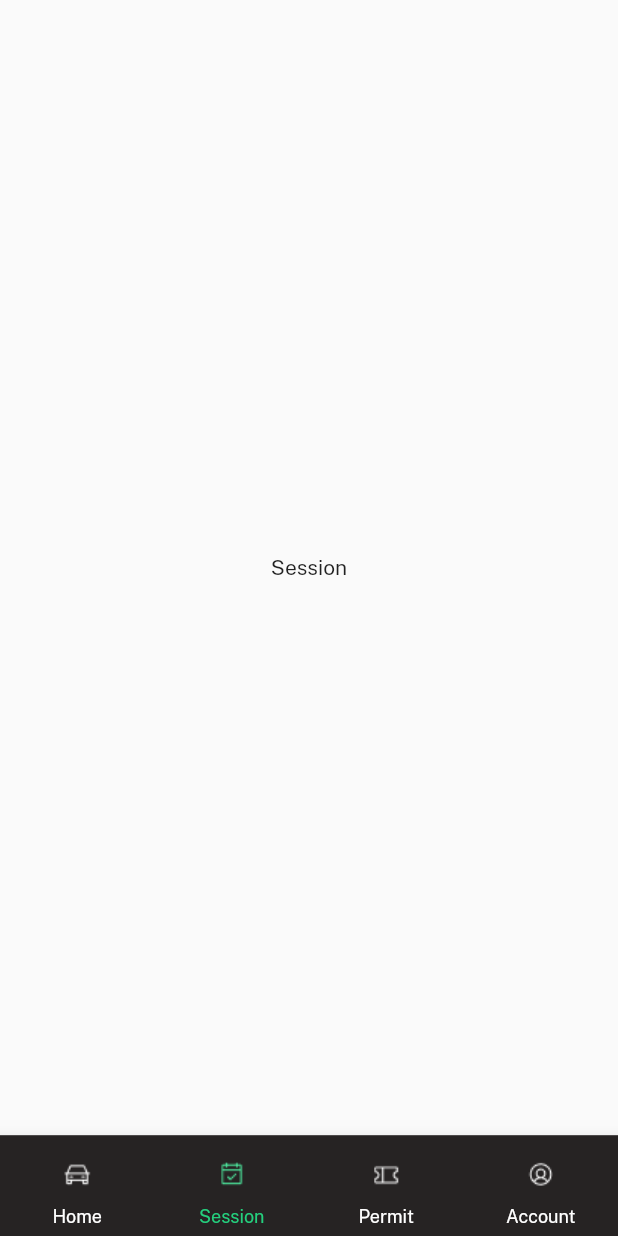
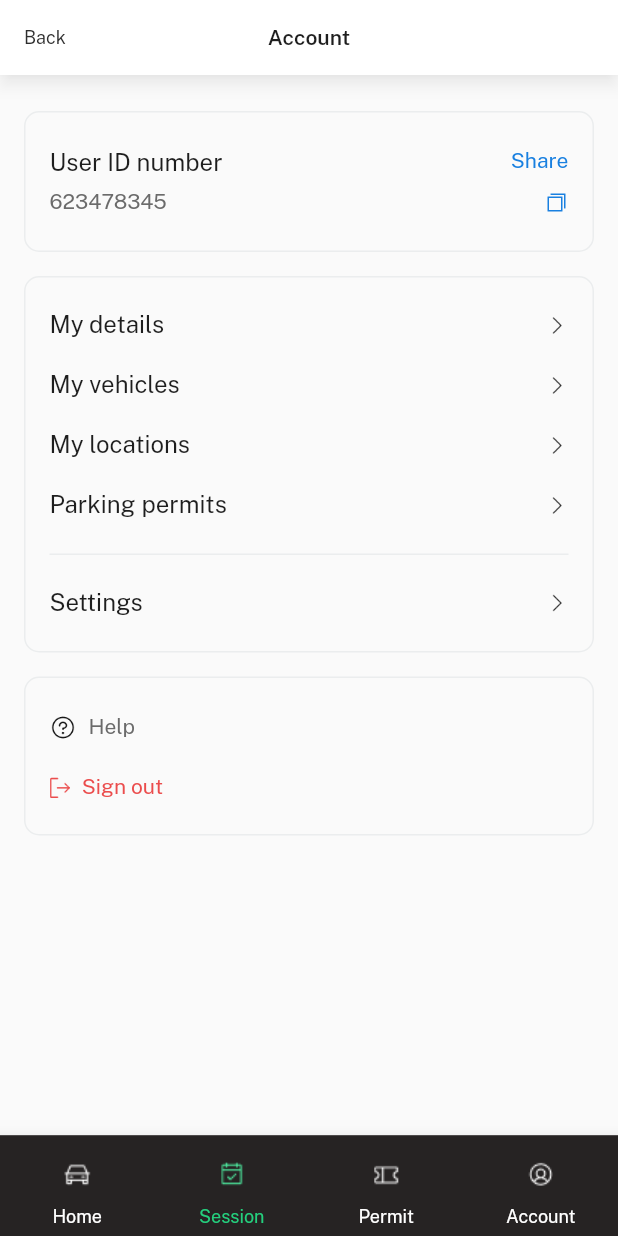
Before and after one commit to Saroja-T/saxnpark-app, a Flutter app: the screen it shows after launch, item 2 of the bottom bar chosen, on a phone screen of 412 x 824 dp. Run offline on Flutter 3.47's test engine with Material 2 defaults, Android fonts, the phone set to English and light mode, and no system bars; our stand-ins replace bloc, equatable, flutter_bloc, fluttertoast, google_maps_flutter; missing offline and left inert: clipboard, google_maps_flutter_android, google_maps_flutter_platform_interface; network calls fail; project files that could hold a hidden picture were left out.

Commit message:
accounts page

```diff
--- a/lib/commons/custom_app_bar.dart
+++ b/lib/commons/custom_app_bar.dart
@@ -1,4 +1,5 @@
 import 'package:flutter/material.dart';
+import 'package:saxnpark_app/utils/styles.dart';
 
 import '../utils/colors.dart';
 
@@ -11,18 +12,47 @@ class CustomAppBar extends StatelessWidget implements PreferredSizeWidget {
   @override
   Widget build(BuildContext context) {
     return AppBar(
+      centerTitle: true,
         backgroundColor: Colors.white,
         shadowColor: AppColors.toolbarShadow,
-        title: Align(
-          alignment: Alignment.bottomCenter,
-          child: Text(
-            title,
-          style: TextStyle(
-            color: AppColors.black2,fontSize: 12.0,fontWeight: FontWeight.w600),),
-        ));
+        title: Text(
+          title,
+        style: TextStyle(
+          color: AppColors.black2,fontSize: 12.0,fontWeight: FontWeight.w600),));
   }
 
   @override
     Size get preferredSize => const Size.fromHeight(50);
 
 }
+
+class CustomAppBarWithBack extends StatelessWidget implements PreferredSizeWidget {
+  final String title;
+  final String backText;
+  const CustomAppBarWithBack({
+    Key? key,
+    required this.title,
+    required this.backText
+  }) : super(key: key);
+  @override
+  Widget build(BuildContext context) {
+    return AppBar(
+      centerTitle: true,
+        backgroundColor: Colors.white,
+        shadowColor: AppColors.toolbarShadow,
+        leading: Align(
+          alignment: Alignment.centerLeft,
+          child: Padding(
+            padding: const EdgeInsets.fromLTRB(16,0,0,0),
+            child: Text(backText,style: customTextStyle(12, FontWeight.w400, AppColors.black5, 1),),
+          )),
+        title: Text(
+          title,
+        style: TextStyle(
+          color: AppColors.black6,fontSize: 14.0,fontWeight: FontWeight.w600),));
+  }
+
+  @override
+    Size get preferredSize => const Size.fromHeight(50);
+
+}
--- /dev/null
+++ b/lib/pages/accounts_page.dart
@@ -0,0 +1,178 @@
+import 'package:flutter/material.dart';
+import 'package:flutter_bloc/flutter_bloc.dart';
+import 'package:saxnpark_app/utils/colors.dart';
+import 'package:saxnpark_app/utils/custom_widgets.dart';
+import 'package:clipboard/clipboard.dart';
+import 'package:fluttertoast/fluttertoast.dart';
+
+import '../bloc/landing/landing_bloc.dart';
+import '../commons/custom_app_bar.dart';
+import '../utils/constants.dart';
+import '../utils/strings.dart';
+import '../utils/styles.dart';
+
+class AccountsPage extends StatefulWidget {
+  const AccountsPage({super.key});
+  @override
+  State<AccountsPage> createState() => _AccountsPageState();
+}
+
+class _AccountsPageState extends State<AccountsPage> {
+  var searchedText;
+  bool countrySelected = false;
+  bool inCorrectSearch = true;
+  bool starSelected = false;
+  String tabLabel = "";
+
+
+  @override
+  Widget build(BuildContext context) {
+    h = MediaQuery.of(context).size.height;
+    tabLabel = context.watch<LandingBloc>().state.tabLabel;
+    return Scaffold(
+      appBar: CustomAppBarWithBack(title: Strings.account,backText: Strings.back),
+      body:  Container(
+        child:Padding(
+          padding: EdgeInsets.fromLTRB(16, 24, 16, 24),
+          child: Column(
+            mainAxisSize: MainAxisSize.min,
+            crossAxisAlignment: CrossAxisAlignment.start,
+            children: [
+             Container(
+               decoration:  BoxDecoration(
+                        borderRadius: BorderRadius.all(Radius.circular(10)),
+                        border: Border.all(color: AppColors.grey3)
+              ),
+              child: Padding(
+                padding: const EdgeInsets.fromLTRB(16,24,16,24),
+                child: Column(
+                  children: [
+                    Row(
+                      mainAxisAlignment: MainAxisAlignment.spaceBetween,
+                      children: [
+                        Text(Strings.userIdNo,style: customTextStyle(16, FontWeight.w400, AppColors.black6, 1),),
+                        InkWell(
+                          child: Container(
+                            height: 20,
+                            child: Text(Strings.shareText,style: customTextStyle(14, FontWeight.w400, AppColors.blue1, 0),),
+                          ),
+                          onTap: (){
+                            // Share.share(Strings.dummyId);
+                          },
+                        )
+                      ],
+                    ),
+                    SizedBox(height: 8),
+                    Row(
+                      mainAxisAlignment: MainAxisAlignment.spaceBetween,
+                      children: [
+                        Text(Strings.dummyId,style: customTextStyle(14, FontWeight.w400, AppColors.grey6, 1),),
+                       InkWell(child: Image.asset(copy),onTap: (){
+                        FlutterClipboard.copy(Strings.dummyId).then(( value ) {
+                          Fluttertoast.showToast(
+        msg: "Copied Succesfully",
+        toastLength: Toast.LENGTH_SHORT,
+        gravity: ToastGravity.CENTER,
+        timeInSecForIosWeb: 1,
+        backgroundColor: Colors.red,
+        textColor: Colors.white,
+        fontSize: 16.0
+    );
+                        });
+                       },)
+                      ],
+                    )
+                  ],
+                ),
+              ),
+             ),
+             const SizedBox(height: 16),
+             Container(
+              decoration:  BoxDecoration(
+                        borderRadius: BorderRadius.all(Radius.circular(10)),
+                        border: Border.all(color: AppColors.grey3)
+              ),
+              child: Padding(
+                padding: const EdgeInsets.fromLTRB(16,24,16,24),
+                child: Column(
+                  children: [
+                    Row(
+                      mainAxisAlignment: MainAxisAlignment.spaceBetween,
+                      children: [
+                        Text(Strings.myDetails,style: customTextStyle(16, FontWeight.w400, AppColors.black6, 1),),
+                        Image.asset(rightArrow)
+                      ],
+                    ),
+                   const SizedBox(height: 24,),
+                    Row(
+                      mainAxisAlignment: MainAxisAlignment.spaceBetween,
+                      children: [
+                        Text(Strings.myVehicles,style: customTextStyle(16, FontWeight.w400, AppColors.black6, 1),),
+                        Image.asset(rightArrow)
+                      ],
+                    ),
+                    const SizedBox(height: 24,),
+                    Row(
+                      mainAxisAlignment: MainAxisAlignment.spaceBetween,
+                      children: [
+                        Text(Strings.myLocation,style: customTextStyle(16, FontWeight.w400, AppColors.black6, 1),),
+                        Image.asset(rightArrow)
+                      ],
+                    ),const SizedBox(height: 24,),
+                    Row(
+                      mainAxisAlignment: MainAxisAlignment.spaceBetween,
+                      children: [
+                        Text(Strings.parkingPermits,style: customTextStyle(16, FontWeight.w400, AppColors.black6, 1),),
+                        Image.asset(rightArrow)
+                      ],
+                    ),
+                    SizedBox(height: 24,),
+                    Container(color: AppColors.grey3,height: 1,),
+                    SizedBox(height: 24,),
+                    Row(
+                      mainAxisAlignment: MainAxisAlignment.spaceBetween,
+                      children: [
+                        Text(Strings.settings,style: customTextStyle(16, FontWeight.w400, AppColors.black6, 1),),
+                        Image.asset(rightArrow)
+                      ],
+                    ),
+                  ],
+                ),
+              ),
+             ),
+            const SizedBox(height: 16),
+             Container(
+               decoration:  BoxDecoration(
+                        borderRadius: BorderRadius.all(Radius.circular(10)),
+                        border: Border.all(color: AppColors.grey3)
+              ),
+              child: Padding(
+                padding: const EdgeInsets.fromLTRB(16,24,16,24),
+                child: Column(
+                  children: [
+                    Row(
+                      children: [
+                        Image.asset(help),
+                        SizedBox(width: 8),
+                        Text(Strings.help,style: customTextStyle(14, FontWeight.w400, AppColors.grey6, 1),),
+                      ],
+                    ),
+                    SizedBox(height: 24,),
+                    Row(
+                      children: [
+                        Image.asset(signOut),
+                        SizedBox(width: 8),
+                        Text(Strings.signOut,style: customTextStyle(14, FontWeight.w400, AppColors.red1, 1),),
+                      ],
+                    )
+                  ],
+                ),
+              ),
+             ),
+            ],
+          ),
+        ),
+      ),
+    );
+  }
+}
--- a/lib/pages/landing_page.dart
+++ b/lib/pages/landing_page.dart
@@ -1,5 +1,6 @@
 import 'package:flutter/material.dart';
 import 'package:flutter_bloc/flutter_bloc.dart';
+import 'package:saxnpark_app/pages/accounts_page.dart';
 
 
 import '../pages/location_list.dart';
@@ -103,7 +104,7 @@ class _LandingPageState extends State<LandingPage> {
     } else if (tabIndex == 0 && tabLabel == Strings.rNearMeMapList) {
       return const NearMePage();
     } else if (tabIndex == 1) {
-      return Center(child: Text(Strings.session));
+      return const AccountsPage();
     } else {
       return Center(child: Text(Strings.home));
     }
--- a/lib/pages/location_page.dart
+++ b/lib/pages/location_page.dart
@@ -93,9 +93,9 @@ class _LocationPageState extends State<LocationPage> {
                     onPressed: () {
                       context.read<LandingBloc>().add(TabChangeEvent(
                           tabIndex: 0, tabLabel: Strings.rNearMeMapList));
-                      //  scaffoldKey.currentState?.showBottomSheet((_) => Container(
-                      //   child: showBrandsBottomSheet(),
-                      // ));
+                       scaffoldKey.currentState?.showBottomSheet((_) => Container(
+                        child: showBrandsBottomSheet(),
+                      ));
                     },
                     icon: Image.asset(nearMe, width: 12.0, height: 12.0),
                     label: Text(
--- a/lib/utils/colors.dart
+++ b/lib/utils/colors.dart
@@ -13,6 +13,8 @@ class AppColors{
   static Color black3 =  convertToHex("#333333");
   static Color black4 =  convertToHex("#6B6B6B");
   static Color black5 =  convertToHex("#2E2E2E");
+  static Color black6 =  convertToHex("#1E1E1E");
+
 
   //Blue
   static Color blue1 = convertToHex("#1980E0");
@@ -27,6 +29,10 @@ class AppColors{
   static Color grey3 = convertToHex("#EBEDEE");
   static Color grey4 = convertToHex("#F1F1F1");
   static Color grey5 = convertToHex("#e6e6e6");
+  static Color  grey6 = convertToHex("#6b6b6b");
+
+  //red
+  static Color red1 = convertToHex("#eb4d4d");
 
 
 
--- a/lib/utils/constants.dart
+++ b/lib/utils/constants.dart
@@ -22,3 +22,7 @@ const String searchIcon = 'assets/icons/search_icon.png';
 const String info = 'assets/icons/info.png';
 const String star = 'assets/icons/star.png';
 const String selectedStar = 'assets/icons/selectedStar.png';
+const String copy = 'assets/icons/copy.png';
+const String rightArrow = 'assets/icons/right_arrow.png';
+const String help = 'assets/icons/question.png';
+const String signOut = 'assets/icons/sign_out.png';
--- a/lib/utils/strings.dart
+++ b/lib/utils/strings.dart
@@ -50,6 +50,7 @@ static String appName = "SaxnPark";
   static String operatorText =  "Heathrow Airport";
   static String notes =  "notes";
   static String incorrectSearchText =  "Showing all results for “New York\"";
+  static String dummyId = "623478345";
 
 
 
@@ -94,6 +95,28 @@ static String appName = "SaxnPark";
   static String locType =  "Location type";
 
 
+  static String userIdNo =  "User ID number";
+  static String shareText =  "Share";
+  static String myDetails =  "My details";
+  static String myVehicles = "My vehicles";
+  static String myLocation =  "My locations";
+  static String parkingPermits =  "Parking permits";
+  static String settings =  "Settings";
+  static String signOut =  "Sign out";
+  static String help =  "Help";
+  static String back =  "Back";
+
+
+
+
+
+
+
+
+
+
+
+
 
 
 
--- a/pubspec.yaml
+++ b/pubspec.yaml
@@ -42,6 +42,8 @@ dependencies:
   google_maps_flutter: ^2.5.0
   google_maps_flutter_android: ^2.5.1
   google_maps_flutter_platform_interface: ^2.4.1
+  clipboard: ^0.1.3
+  fluttertoast: ^8.2.2
 
 dev_dependencies:
   flutter_test:
```
Also changed, not shown: assets/icons/2.0x/copy.png (added), assets/icons/2.0x/question.png (added), assets/icons/2.0x/right_arrow.png (added), assets/icons/2.0x/sign_out.png (added), assets/icons/3.0x/copy.png (added), assets/icons/3.0x/question.png (added), assets/icons/3.0x/right_arrow.png (added), assets/icons/3.0x/sign_out.png (added), assets/icons/copy.png (added), assets/icons/question.png (added), assets/icons/right_arrow.png (added), assets/icons/sign_out.png (added), pubspec.lock.
